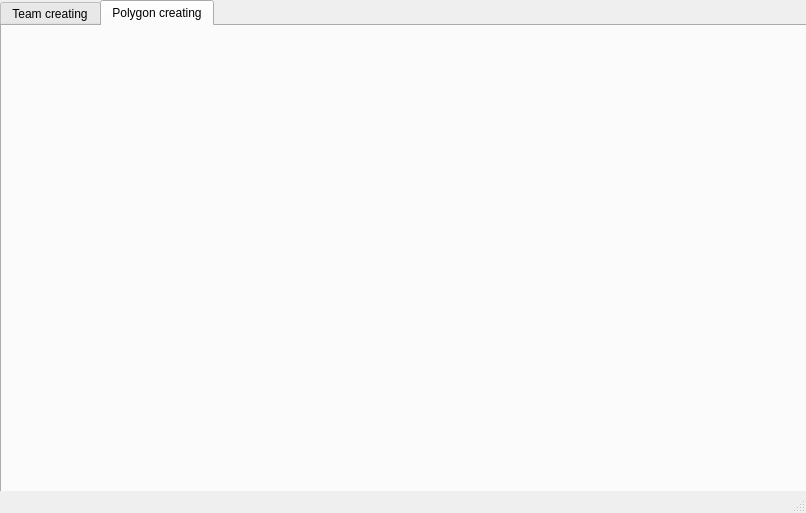
The window that uiFiles/gui.ui (ghorik78/serverGui) describes before a commit, drawn with Qt 5.
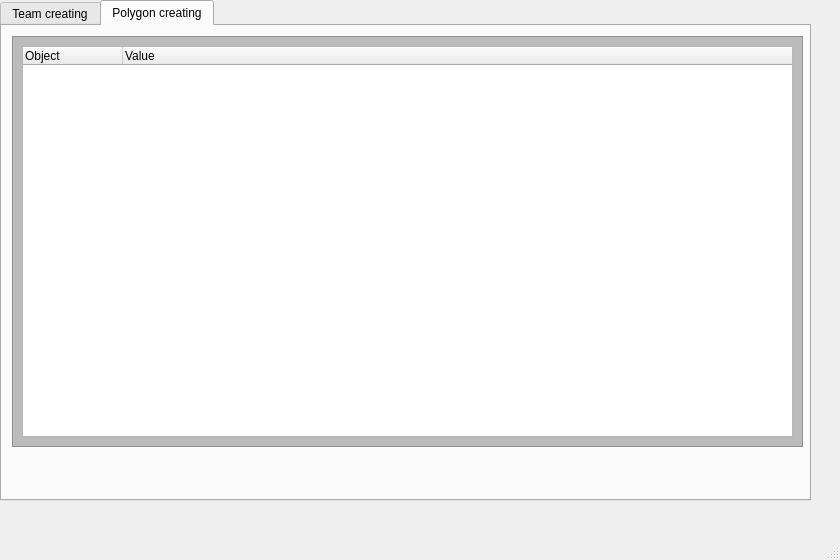
The same window after the commit. The open tabs and pages were chosen to show the change.

What changed in the file:
```diff
--- a/uiFiles/gui.ui
+++ b/uiFiles/gui.ui
@@ -6,8 +6,8 @@
    <rect>
     <x>0</x>
     <y>0</y>
-    <width>806</width>
-    <height>513</height>
+    <width>840</width>
+    <height>560</height>
    </rect>
   </property>
   <property name="windowTitle">
@@ -121,6 +121,59 @@
      <attribute name="title">
       <string>Polygon creating</string>
      </attribute>
+     <widget class="QGraphicsView" name="graphicsView_4">
+      <property name="geometry">
+       <rect>
+        <x>10</x>
+        <y>10</y>
+        <width>791</width>
+        <height>411</height>
+       </rect>
+      </property>
+      <property name="sizePolicy">
+       <sizepolicy hsizetype="Preferred" vsizetype="Preferred">
+        <horstretch>0</horstretch>
+        <verstretch>0</verstretch>
+       </sizepolicy>
+      </property>
+      <property name="styleSheet">
+       <string notr="true">QGraphicsView {
+	background-color: #BBBBBB
+}</string>
+      </property>
+     </widget>
+     <widget class="QTreeWidget" name="objectTree">
+      <property name="geometry">
+       <rect>
+        <x>20</x>
+        <y>20</y>
+        <width>771</width>
+        <height>391</height>
+       </rect>
+      </property>
+      <property name="minimumSize">
+       <size>
+        <width>771</width>
+        <height>391</height>
+       </size>
+      </property>
+      <property name="maximumSize">
+       <size>
+        <width>771</width>
+        <height>391</height>
+       </size>
+      </property>
+      <column>
+       <property name="text">
+        <string>Object</string>
+       </property>
+      </column>
+      <column>
+       <property name="text">
+        <string>Value</string>
+       </property>
+      </column>
+     </widget>
     </widget>
    </widget>
   </widget>
```
Left out of the diff: 10 changed lines with no effect on the pictures.
